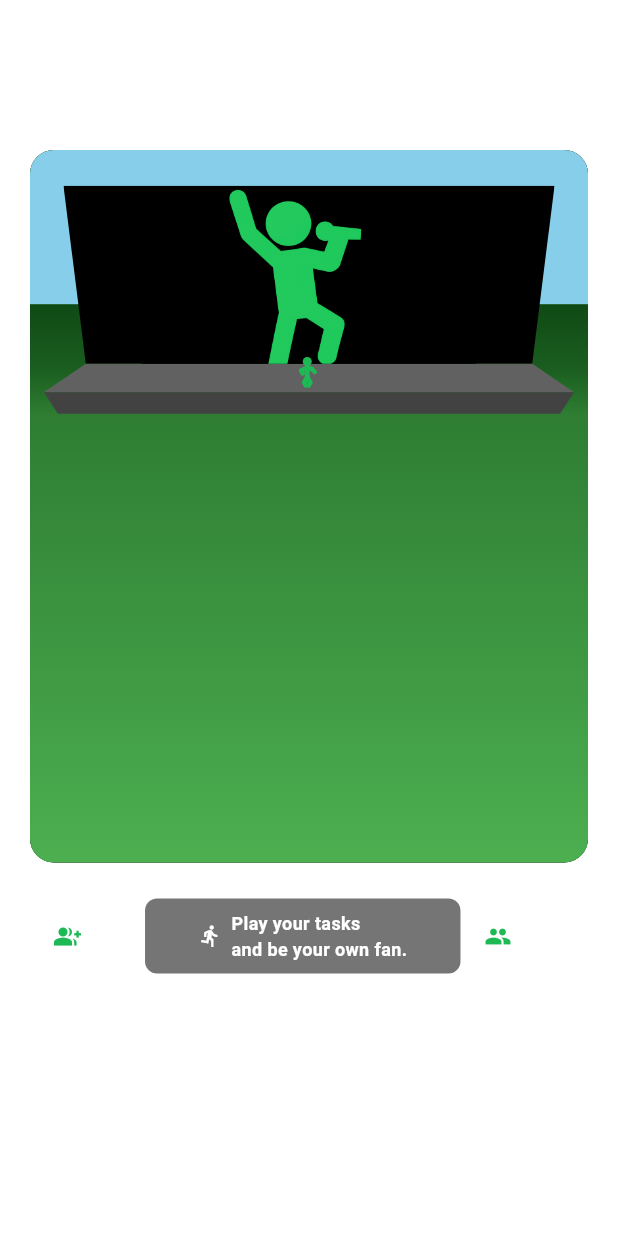
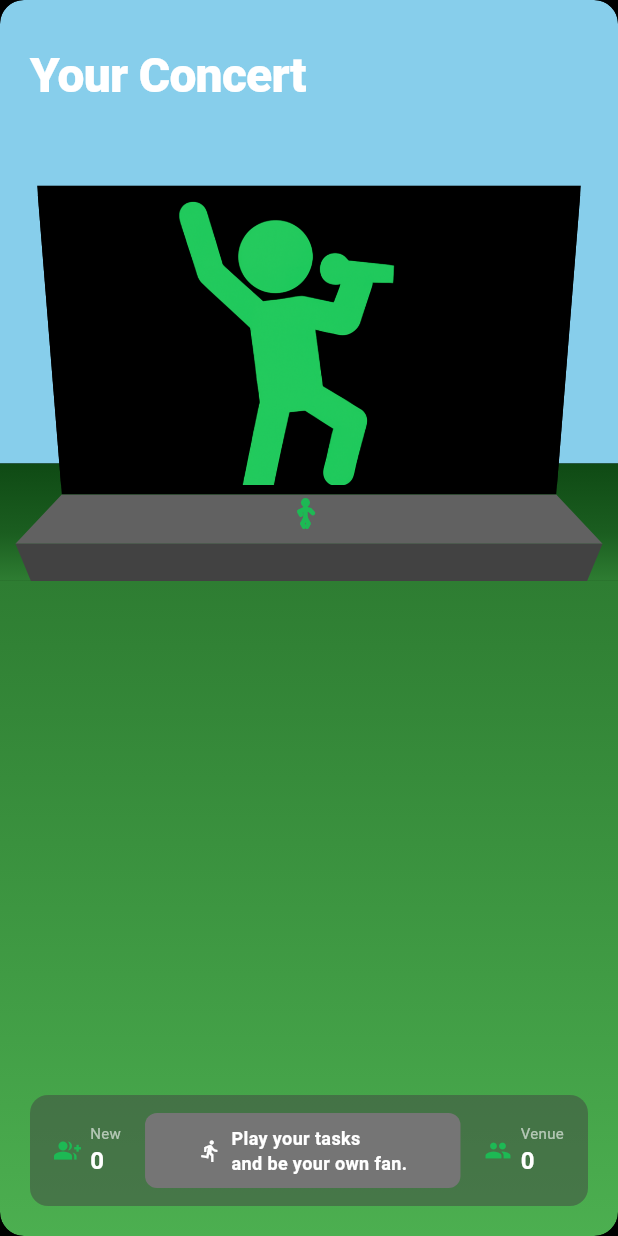
Before and after one commit to eyozushi/Uptify, a Flutter app: the ChartsScreen screen opened directly, on a phone screen of 412 x 824 dp. Run offline on Flutter 3.47's test engine with Material 3 defaults, Android fonts, the phone set to English and light mode, and no system bars; our stand-ins replace audioplayers, auto_size_text, fl_chart, flutter_local_notifications, google_fonts, image_picker and 4 more; accounts and stored records are empty; Roboto replaces fonts that are missing (Hiragino Sans, SF Pro Display).

Commit message:
Concert page correction

```diff
--- a/lib/screens/charts_screen.dart
+++ b/lib/screens/charts_screen.dart
@@ -209,17 +209,111 @@ Future<void> _handleFanEntrance() async {
 
   @override
 Widget build(BuildContext context) {
+  if (_isLoading) {
     return Scaffold(
-      backgroundColor: Colors.transparent,
-      body: SingleChildScrollView(
-        padding: const EdgeInsets.all(20),
+      backgroundColor: Colors.black,
+      body: const Center(
+        child: CircularProgressIndicator(
+          valueColor: AlwaysStoppedAnimation<Color>(Colors.white),
+        ),
+      ),
+    );
+  }
+
+  if (_errorMessage.isNotEmpty) {
+    return Scaffold(
+      backgroundColor: Colors.black,
+      body: Center(
         child: Column(
+          mainAxisAlignment: MainAxisAlignment.center,
+          children: [
+            Text(
+              _errorMessage,
+              style: const TextStyle(
+                color: Colors.white,
+                fontSize: 16,
+                fontFamily: 'Hiragino Sans',
+              ),
+            ),
+            const SizedBox(height: 16),
+            ElevatedButton(
+              onPressed: _loadConcertData,
+              child: const Text('再試行'),
+            ),
+          ],
+        ),
+      ),
+    );
+  }
+
+  final audienceCount = _fanData?.currentAudience ?? 0;
+
+  return Scaffold(
+    backgroundColor: Colors.black,
+    body: ClipRRect(
+      borderRadius: BorderRadius.circular(16),
+      child: Stack(
+        children: [
+          // 背景レイヤー: コンサートステージ全画面表示
+          Positioned.fill(
+            child: LayoutBuilder(
+              builder: (context, constraints) {
+                final totalHeight = constraints.maxHeight;
+                final screenHeight = totalHeight * 0.25;
+                final screenTop = totalHeight * 0.15;
+                final stageTop = screenTop + screenHeight;
+                final stageHeight = totalHeight * 0.04;
+                final performerY = stageTop + (stageHeight / 2);
+
+                return Stack(
+                  children: [
+                    Container(
+                      decoration: BoxDecoration(
+                        color: Colors.black,
+                      ),
+                    ),
+                    Positioned.fill(
+                      child: ConcertStage(
+                        width: constraints.maxWidth,
+                        height: totalHeight,
+                        imageAssetPath: 'assets/images/artistpic.png',
+                        userImageBytes: _userImageBytes,
+                      ),
+                    ),
+                    Positioned.fill(
+                      child: AudienceGrid(
+                        audienceCount: audienceCount,
+                        width: constraints.maxWidth,
+                        height: totalHeight,
+                        stageHeight: stageTop + stageHeight + (totalHeight * 0.03),
+                        enteringFansCount: _enteringFansCount,
+                      ),
+                    ),
+                    Positioned(
+                      top: performerY - 15,
+                      left: constraints.maxWidth * 0.47,
+                      child: const PerformerWidget(
+                        size: 20,
+                        color: Color(0xFF1DB954),
+                      ),
+                    ),
+                  ],
+                );
+              },
+            ),
+          ),
+
+          // 前面レイヤー: UI要素
+          Column(
             children: [
               // ヘッダー
               Container(
                 height: 60,
+                margin: const EdgeInsets.only(top: 20),
+                padding: const EdgeInsets.symmetric(horizontal: 20),
                 child: Row(
                   mainAxisAlignment: MainAxisAlignment.spaceBetween,
+                  crossAxisAlignment: CrossAxisAlignment.center,
                   children: [
                     const Text(
                       'Your Concert',
@@ -252,49 +346,30 @@ Future<void> _handleFanEntrance() async {
                 ),
               ),
 
-            const SizedBox(height: 20),
+              const Spacer(),
 
-            // コンサート会場表示（適切なサイズに調整）
-            Container(
-              width: double.infinity,
-              height: 475,
-              decoration: BoxDecoration(
-                color: Colors.white.withOpacity(0.1),
-                borderRadius: BorderRadius.circular(16),
-              ),
-              child: _buildStageContent(),
-            ),
-
-            const SizedBox(height: 12),
-
-            // 3つの情報をコンパクトな横並びで表示
-            Container(
+              // 下部の情報パネル
+              Padding(
+                padding: const EdgeInsets.all(20),
+                child: Container(
                   padding: const EdgeInsets.symmetric(horizontal: 16, vertical: 12),
                   decoration: BoxDecoration(
-                color: Colors.white.withOpacity(0.1),
+                    color: Colors.grey[800]!.withOpacity(0.5),
                     borderRadius: BorderRadius.circular(12),
-
                   ),
                   child: Row(
                     children: [
-                  // 新規ファン数
                       _buildCompactInfo(
                         icon: Icons.group_add,
                         label: 'New',
                         value: '${_fanData?.stockedFans ?? 0}',
                         color: const Color(0xFF1DB954),
                       ),
-
                       const SizedBox(width: 16),
-
-                  // 入場ボタン
                       Expanded(
                         child: _buildCompactEntranceButton(),
                       ),
-
                       const SizedBox(width: 16),
-
-                  // 会場の人数
                       _buildCompactInfo(
                         icon: Icons.people,
                         label: 'Venue',
@@ -306,8 +381,9 @@ Future<void> _handleFanEntrance() async {
                     ],
                   ),
                 ),
-
-            SizedBox(height: MediaQuery.of(context).padding.bottom + 5),
+              ),
+            ],
+          ),
         ],
       ),
     ),
@@ -350,11 +426,15 @@ Future<void> _handleFanEntrance() async {
 
     return Stack(
       children: [
+        // コンサート会場表示（適切なサイズに調整）
 Container(
+  width: double.infinity,
+  height: 475,  // 🔧 修正: 475 → 600（固定値で大きく）
   decoration: BoxDecoration(
+    color: Colors.white.withOpacity(0.1),
     borderRadius: BorderRadius.circular(16),
-            color: Colors.black,
   ),
+  child: _buildStageContent(),
 ),
         Positioned.fill(
           child: _buildConcertScene(audienceCount),
--- a/lib/widgets/audience_grid.dart
+++ b/lib/widgets/audience_grid.dart
@@ -223,10 +223,8 @@ void _initializeStaticPositions() {
       : 0;
 
   for (int i = 0; i < audienceInThisRow; i++) {
-  // 🔧 修正: 中央から順番に左右交互に配置
-  // 0番目=中央、1番目=中央の左隣、2番目=中央の右隣、3番目=さらに左、4番目=さらに右...
-
-  final stepSize = 5.0;  // 固定間隔
+  // 🔧 修正: 間隔を広げる
+  final stepSize = 8.0;  // 変更: 5.0 → 8.0
 
   double x;
   if (i == 0) {
@@ -234,8 +232,8 @@ void _initializeStaticPositions() {
     x = stageCenter;
   } else {
     // 2人目以降は左右交互
-    final isLeft = i % 2 == 1;  // 奇数番目は左
-    final distanceStep = (i + 1) ~/ 2;  // 中央からの距離
+    final isLeft = i % 2 == 1;
+    final distanceStep = (i + 1) ~/ 2;
     final side = isLeft ? -1 : 1;
     x = stageCenter + (side * distanceStep * stepSize);
   }
@@ -356,8 +354,8 @@ void _initializeStaticPositions() {
 for (int i = 0; i < newInThisRow; i++) {
   final globalIndex = existingInThisRow + i;
 
-  // 🔧 修正: 中央から順番に左右交互に配置
-  final stepSize = 5.0;
+  // 🔧 修正: 間隔を広げる
+  final stepSize = 8.0;  // 変更: 5.0 → 8.0
 
   double x;
   if (globalIndex == 0) {
@@ -471,53 +469,49 @@ class _AudiencePainter extends CustomPainter {
   final List<_StaticFan> confirmedPositions;  // 新規追加
 
   static const List<Color> _audienceColors = [
-    // 淡い色（パステル系）
-    Color(0xFFFFB3BA), // 淡いピンク
-    Color(0xFFFFDFBA), // 淡いオレンジ
-    Color(0xFFFFFFBA), // 淡い黄色
-    Color(0xFFBAFFC9), // 淡い緑
-    Color(0xFFBAE1FF), // 淡い青
-    Color(0xFFE1BAFF), // 淡い紫
-    Color(0xFFFFC9DE), // 淡いローズ
-    Color(0xFFC9E1FF), // 淡い水色
+  // 落ち着いた暖色系
+  Color(0xFFEF5350), // ソフトレッド
+  Color(0xFFFF7043), // ソフトオレンジ
+  Color(0xFFFFCA28), // ソフトイエロー
+  Color(0xFFEC407A), // ソフトピンク
+  Color(0xFFFFB74D), // ソフトアンバー
 
-    // 中間色
-    Color(0xFF87CEEB), // スカイブルー
-    Color(0xFFDDA0DD), // プラム
-    Color(0xFF98FB98), // ライトグリーン
-    Color(0xFFF0E68C), // カーキ
-    Color(0xFFFFB6C1), // ライトピンク
-    Color(0xFFD3D3D3), // ライトグレー
-    Color(0xFFFFA07A), // ライトサーモン
-    Color(0xFF20B2AA), // ライトシーグリーン
+  // 落ち着いた寒色系
+  Color(0xFF42A5F5), // ソフトブルー
+  Color(0xFF5C6BC0), // ソフトインディゴ
+  Color(0xFF7E57C2), // ソフトパープル
+  Color(0xFFAB47BC), // ソフトマゼンタ
+  Color(0xFF26C6DA), // ソフトシアン
 
-    // 明るい色
-    Color(0xFF00CED1), // ターコイズ
-    Color(0xFFFF69B4), // ホットピンク
-    Color(0xFF32CD32), // ライムグリーン
-    Color(0xFFFFD700), // ゴールド
-    Color(0xFF40E0D0), // ターコイズ
-    Color(0xFFFF6347), // トマト
-    Color(0xFF9370DB), // ミディアムパープル
-    Color(0xFF00FA9A), // ミディアムスプリンググリーン
+  // 落ち着いた緑系
+  Color(0xFF66BB6A), // ソフトグリーン
+  Color(0xFF26A69A), // ソフトティール
+  Color(0xFF9CCC65), // ソフトライム
+  Color(0xFF78909C), // ブルーグレー
 
-    // 濃い色
-    Color(0xFF4169E1), // ロイヤルブルー
-    Color(0xFF8B008B), // ダークマゼンタ
-    Color(0xFF228B22), // フォレストグリーン
-    Color(0xFFB22222), // ファイアブリック
-    Color(0xFF4B0082), // インディゴ
-    Color(0xFF800080), // パープル
-    Color(0xFF008B8B), // ダークシアン
-    Color(0xFFFF8C00), // ダークオレンジ
+  // 中間トーン
+  Color(0xFFEF5350), // コーラル
+  Color(0xFFF06292), // ローズ
+  Color(0xFFBA68C8), // ラベンダー
+  Color(0xFF9575CD), // ライトパープル
+  Color(0xFF64B5F6), // スカイブルー
+  Color(0xFF4DD0E1), // アクア
+  Color(0xFF4DB6AC), // ターコイズ
+  Color(0xFF81C784), // ミントグリーン
 
-    // 白とグレー系
+  // 明るめのニュートラル
+  Color(0xFFFFB74D), // ピーチ
+  Color(0xFFFFD54F), // サンシャイン
+  Color(0xFFDCE775), // ライム
+  Color(0xFFAED581), // リーフグリーン
+  Color(0xFFA1887F), // ブラウン
+  Color(0xFF90A4AE), // グレイブルー
+
+  // 明るい色（控えめ）
   Color(0xFFFFFFFF), // 白
-    Color(0xFFF5F5F5), // ホワイトスモーク
-    Color(0xFFDCDCDC), // ガインズボロ
-    Color(0xFFC0C0C0), // シルバー
-    Color(0xFFA9A9A9), // ダークグレー
-    Color(0xFF696969), // ディムグレー
+  Color(0xFFF5F5F5), // オフホワイト
+  Color(0xFFEEEEEE), // ライトグレー
+  Color(0xFFE0E0E0), // シルバー
 ];
 
   _AudiencePainter({
@@ -720,14 +714,14 @@ List<_StaticFan> _generateAudienceRowCentered(
     ..color = color
     ..style = PaintingStyle.fill;
 
-    final scale = size / 20;
+  final scale = (size * 1.5) / 20;  // 🔧 修正: size / 20 → (size * 1.15) / 20（全体を15%拡大）
 
   // 頭（塗りつぶし）
-    final headRadius = 2.2 * scale;
+  final headRadius = 3 * scale;  // 🔧 修正: 2.2 → 2.8（頭を約27%拡大）
   canvas.drawCircle(
     Offset(x, y - 5 * scale),
     headRadius,
-      fillPaint,  // fillPaintを使用
+    fillPaint,
   );
 
   // 体
--- a/lib/widgets/concert_stage.dart
+++ b/lib/widgets/concert_stage.dart
@@ -65,7 +65,7 @@ Widget build(BuildContext context) {
   final totalHeight = widget.height;
   final totalWidth = widget.width;
 
-  final screenTop = totalHeight * 0.05;
+  final screenTop = totalHeight * 0.15;
   final screenHeight = totalHeight * 0.25;
   final screenWidth = totalWidth * 0.8;
   final screenTopWidth = screenWidth * 1.1;
@@ -110,13 +110,13 @@ Widget _buildCircularUserImage() {
   final totalHeight = widget.height;
   final totalWidth = widget.width;
 
-  final screenTop = totalHeight * 0.05;
+  final screenTop = totalHeight * 0.15;
   final screenHeight = totalHeight * 0.25;
 
   // 円のサイズと位置
   final circleSize = screenHeight * 0.3;
   final circleTop = screenTop + (screenHeight / 2) - (circleSize / 2) - (screenHeight * 0.3);  // 修正: 上に移動
-  final circleLeft = (totalWidth / 2) - (circleSize / 2) - (totalWidth * 0.035);  // 修正: 左に移動
+  final circleLeft = (totalWidth / 2) - (circleSize / 2) - (totalWidth * 0.045);  // 修正: 左に移動
 
   return Positioned(
     top: circleTop,
@@ -169,7 +169,7 @@ class TrapezoidClipper extends CustomClipper<Path> {
 class _StagePainter extends CustomPainter {
   @override
 void paint(Canvas canvas, Size size) {
-    final screenTop = size.height * 0.05;
+  final screenTop = size.height * 0.15;
   final screenHeight = size.height * 0.25;
   final stageTop = screenTop + screenHeight;
   final stageHeight = size.height * 0.04;
@@ -177,8 +177,8 @@ class _StagePainter extends CustomPainter {
   final baseHeight = size.height * 0.03;
   final baseBottom = baseTop + baseHeight;
 
-    // 青空の背景
-    final skyThreshold = screenTop + (screenHeight * 2 / 3);
+  // 🔧 修正: 青空を短くする（skyThresholdを上に移動）
+  final skyThreshold = screenTop + (screenHeight * 0.9);  // 変更: stageTop → screenTop + (screenHeight * 0.4)
   final skyPaint = Paint()
     ..color = const Color(0xFF87CEEB)
     ..style = PaintingStyle.fill;
@@ -186,7 +186,7 @@ class _StagePainter extends CustomPainter {
   final skyRect = Rect.fromLTWH(0, 0, size.width, skyThreshold);
   canvas.drawRect(skyRect, skyPaint);
 
-    // 芝生背景のグラデーション
+  // 🔧 修正: 芝生をskyThresholdから開始（上に伸びる）
   final grassGradient = LinearGradient(
     begin: Alignment.topCenter,
     end: Alignment.bottomCenter,
@@ -204,7 +204,7 @@ class _StagePainter extends CustomPainter {
 
   canvas.drawRect(grassRect, grassPaint);
 
-    // 一番下の台形より下の部分のグラデーション
+  // 下の芝生グラデーション
   final bottomGrassGradient = LinearGradient(
     begin: Alignment.topCenter,
     end: Alignment.bottomCenter,
@@ -221,7 +221,7 @@ class _StagePainter extends CustomPainter {
 
   canvas.drawRect(bottomGrassRect, bottomGrassPaint);
 
-    // スクリーンの枠のみ描画（中身は動画で埋める）
+  // スクリーンの枠のみ描画
   final screenWidth = size.width * 0.8;
   final screenTopWidth = screenWidth * 1.1;
   final screenBottomWidth = screenWidth * 1.0;
@@ -233,14 +233,10 @@ class _StagePainter extends CustomPainter {
   screenPath.lineTo((size.width - screenBottomWidth) / 2, screenTop + screenHeight);
   screenPath.close();
 
-
-
   // ステージ本体
   final stagePaint = Paint()
     ..color = Colors.grey[700]!
     ..style = PaintingStyle.fill;
-
-
 
   final stageTopWidth = screenBottomWidth;
   final stageBottomWidth = size.width * 0.95;
@@ -254,12 +250,10 @@ class _StagePainter extends CustomPainter {
 
   canvas.drawPath(stagePath, stagePaint);
 
-
   // ステージの台座
   final basePaint = Paint()
     ..color = Colors.grey[800]!
     ..style = PaintingStyle.fill;
-
 
   final baseTopWidth = stageBottomWidth;
   final baseBottomWidth = size.width * 0.9;
```
Lines whose indentation alone changed are shown as unchanged.
